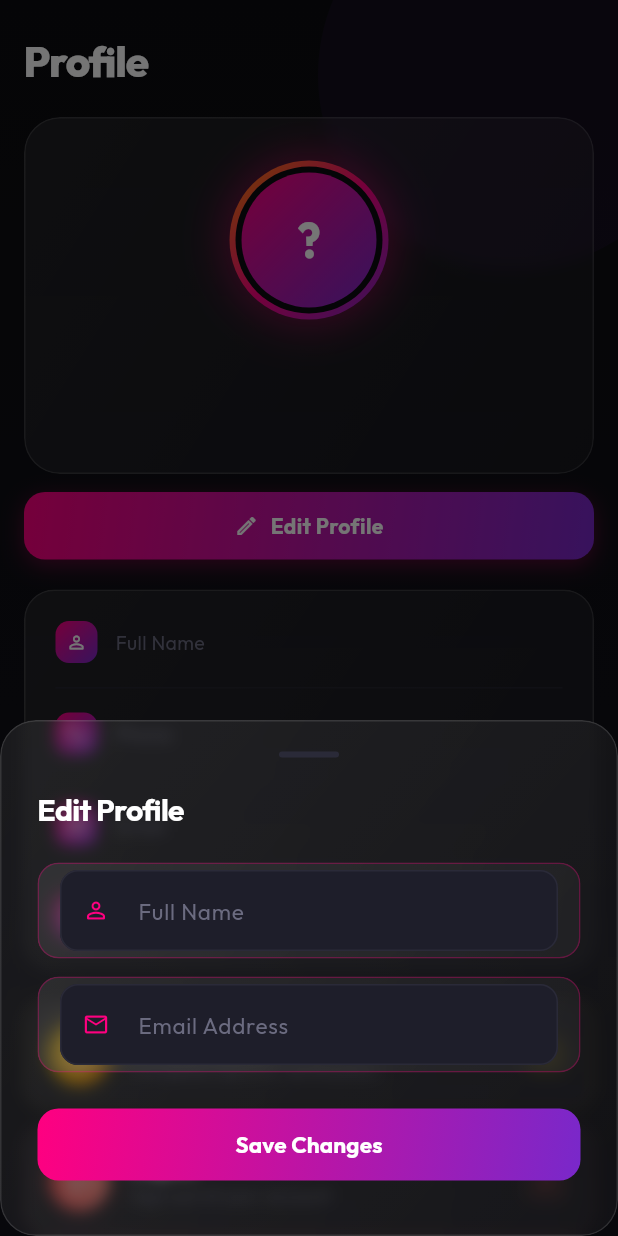
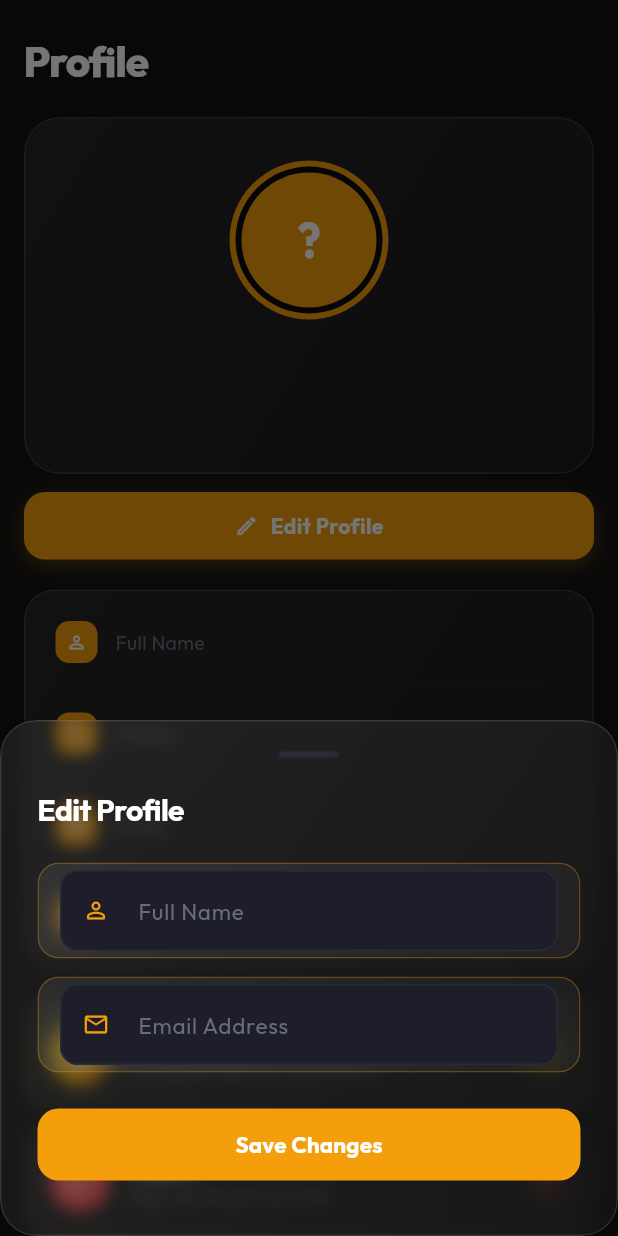
Before and after one commit to Hye-Aashish/event, a Flutter app: the ProfileScreen screen opened by its route, after a tap on "Edit Profile", on a phone screen of 412 x 824 dp. Run offline on Flutter 3.47's test engine with Material 3 defaults, Android fonts, the light colour scheme and no system bars; our stand-ins replace dio, flutter_secure_storage, google_fonts, image_picker, package_info_plus, qr_flutter and 3 more; missing offline and left inert: google_mlkit_face_detection, mobile_scanner, razorpay_flutter; accounts and stored records are empty.

```diff
--- a/mobile/lib/screens/events_screen.dart
+++ b/mobile/lib/screens/events_screen.dart
@@ -494,8 +494,9 @@ class _EventCard extends StatelessWidget {
                   right: 12,
                   child: StatusBadge(
                     label: event.isActive ? 'Active' : 'Upcoming',
-                    color:
-                        event.isActive ? AppColors.success : AppColors.warning,
+                    color: event.isActive
+                        ? AppColors.background
+                        : AppColors.warning,
                     animate: event.isActive,
                   ),
                 ),
--- a/mobile/lib/screens/login_screen.dart
+++ b/mobile/lib/screens/login_screen.dart
@@ -124,31 +124,31 @@ class _LoginScreenState extends State<LoginScreen>
         decoration: const BoxDecoration(gradient: AppColors.gradientBackground),
         child: Stack(
           children: [
-            // ── Animated Glow Blobs ──────────────────────────────────
-            AnimatedBuilder(
-              animation: _blob1Anim,
-              builder: (_, __) => Positioned(
-                top: _blob1Anim.value.dy,
-                left: _blob1Anim.value.dx,
-                child: _glowBlob(AppColors.primary, 300),
-              ),
-            ),
-            AnimatedBuilder(
-              animation: _blob2Anim,
-              builder: (_, __) => Positioned(
-                top: _blob2Anim.value.dy,
-                right: _blob2Anim.value.dx - 300,
-                child: _glowBlob(AppColors.secondary, 250),
-              ),
-            ),
-            AnimatedBuilder(
-              animation: _blob3Anim,
-              builder: (_, __) => Positioned(
-                bottom: _blob3Anim.value.dy,
-                left: _blob3Anim.value.dx,
-                child: _glowBlob(AppColors.accent, 200),
-              ),
-            ),
+            // // ── Animated Glow Blobs ──────────────────────────────────
+            // AnimatedBuilder(
+            //   animation: _blob1Anim,
+            //   builder: (_, __) => Positioned(
+            //     top: _blob1Anim.value.dy,
+            //     left: _blob1Anim.value.dx,
+            //     child: _glowBlob(AppColors.primary, 300),
+            //   ),
+            // ),
+            // AnimatedBuilder(
+            //   animation: _blob2Anim,
+            //   builder: (_, __) => Positioned(
+            //     top: _blob2Anim.value.dy,
+            //     right: _blob2Anim.value.dx - 300,
+            //     child: _glowBlob(AppColors.secondary, 250),
+            //   ),
+            // ),
+            // AnimatedBuilder(
+            //   animation: _blob3Anim,
+            //   builder: (_, __) => Positioned(
+            //     bottom: _blob3Anim.value.dy,
+            //     left: _blob3Anim.value.dx,
+            //     child: _glowBlob(AppColors.accent, 200),
+            //   ),
+            // ),
 
             SafeArea(
               child: SingleChildScrollView(
@@ -170,16 +170,9 @@ class _LoginScreenState extends State<LoginScreen>
                         Container(
                           width: 80,
                           height: 80,
-                          decoration: BoxDecoration(
+                          decoration: const BoxDecoration(
                             shape: BoxShape.circle,
                             gradient: AppColors.gradientNavratri,
-                            boxShadow: [
-                              BoxShadow(
-                                color: AppColors.primary.withOpacity(0.5),
-                                blurRadius: 30,
-                                spreadRadius: 4,
-                              ),
-                            ],
                           ),
                           child: const Center(
                             child: Text('🪔', style: TextStyle(fontSize: 38)),
@@ -215,16 +208,6 @@ class _LoginScreenState extends State<LoginScreen>
                           duration: const Duration(milliseconds: 220),
                           decoration: BoxDecoration(
                             borderRadius: BorderRadius.circular(16),
-                            boxShadow: _isFocused
-                                ? [
-                                    BoxShadow(
-                                      color:
-                                          AppColors.primary.withOpacity(0.25),
-                                      blurRadius: 20,
-                                      spreadRadius: 0,
-                                    ),
-                                  ]
-                                : [],
                           ),
                           child: GlassCard(
                             padding: const EdgeInsets.symmetric(
@@ -306,7 +289,7 @@ class _LoginScreenState extends State<LoginScreen>
                           icon: Icons.arrow_forward_rounded,
                           isLoading: auth.isLoading,
                           onPressed: auth.isLoading ? null : _sendOtp,
-                          gradient: AppColors.gradientNavratri,
+                          gradient: AppColors.gradientPrimary,
                         ),
 
                         const SizedBox(height: 20),
--- a/mobile/lib/screens/profile_screen.dart
+++ b/mobile/lib/screens/profile_screen.dart
@@ -134,19 +134,19 @@ class _ProfileScreenState extends State<ProfileScreen> {
         decoration: const BoxDecoration(gradient: AppColors.gradientBackground),
         child: Stack(
           children: [
-            // Glow blobs
-            Positioned(
-              top: -80,
-              right: -60,
-              child: Container(
-                width: 260,
-                height: 260,
-                decoration: BoxDecoration(
-                  shape: BoxShape.circle,
-                  color: AppColors.secondary.withOpacity(0.07),
-                ),
-              ),
-            ),
+            // // Glow blobs
+            // Positioned(
+            //   top: -80,
+            //   right: -60,
+            //   child: Container(
+            //     width: 260,
+            //     height: 260,
+            //     decoration: BoxDecoration(
+            //       shape: BoxShape.circle,
+            //       color: AppColors.secondary.withOpacity(0.07),
+            //     ),
+            //   ),
+            // ),
             SafeArea(
               bottom: false,
               child: RefreshIndicator(
@@ -312,7 +312,7 @@ class _ProfileScreenState extends State<ProfileScreen> {
                                     color: AppColors.error,
                                     gradient: const LinearGradient(colors: [
                                       AppColors.error,
-                                      Color(0xFFFF8A80)
+                                      AppColors.error,
                                     ]),
                                     onTap: () => _confirmLogout(context, auth),
                                   ),
@@ -325,9 +325,10 @@ class _ProfileScreenState extends State<ProfileScreen> {
                                     color: AppColors.error,
                                     gradient: const LinearGradient(colors: [
                                       AppColors.error,
-                                      Color(0xFFEF5350)
+                                      AppColors.error,
                                     ]),
-                                    onTap: () => _confirmDeleteAccount(context, auth),
+                                    onTap: () =>
+                                        _confirmDeleteAccount(context, auth),
                                   ),
                                 ],
                               ),
@@ -478,8 +479,10 @@ class _ProfileScreenState extends State<ProfileScreen> {
           ),
           Container(
             decoration: BoxDecoration(
-              gradient: const LinearGradient(
-                  colors: [AppColors.error, Color(0xFFFF8A80)]),
+              gradient: const LinearGradient(colors: [
+                AppColors.error,
+                AppColors.error,
+              ]),
               borderRadius: BorderRadius.circular(10),
             ),
             child: TextButton(
@@ -558,7 +561,8 @@ class _ProfileScreenState extends State<ProfileScreen> {
                   } else {
                     ScaffoldMessenger.of(context).showSnackBar(
                       SnackBar(
-                        content: Text(res['message'] ?? 'Failed to delete account'),
+                        content:
+                            Text(res['message'] ?? 'Failed to delete account'),
                         backgroundColor: AppColors.error,
                       ),
                     );
@@ -603,15 +607,9 @@ class _AvatarCard extends StatelessWidget {
               Container(
                 width: 106,
                 height: 106,
-                decoration: BoxDecoration(
+                decoration: const BoxDecoration(
                   shape: BoxShape.circle,
                   gradient: AppColors.gradientNavratri,
-                  boxShadow: [
-                    BoxShadow(
-                        color: AppColors.primary.withOpacity(0.4),
-                        blurRadius: 24,
-                        spreadRadius: 4),
-                  ],
                 ),
               ),
               Container(
--- a/mobile/lib/theme/app_theme.dart
+++ b/mobile/lib/theme/app_theme.dart
@@ -3,13 +3,13 @@ import 'package:google_fonts/google_fonts.dart';
 
 class AppColors {
   static const background = Color(0xFF0B0B0F);
-  static const surface = Color(0xFF16161E);
+  static const surface = Color(0xFF1E1E1E);
   static const surfaceLight = Color(0xFF1E1E2A);
   static const surfaceVariant = Color(0xFF1A1A28);
-  static const primary = Color(0xFFFF0080); // Neon Pink
-  static const secondary = Color(0xFF7928CA); // Neon Purple
-  static const accent = Color(0xFFFF6B35); // Neon Orange
-  static const gold = Color(0xFFFFD700); // Gold (Navratri)
+  static const primary = Color(0xFFF59E0B);
+  static const secondary = Color(0xFFF59E0B);
+  static const accent = Color(0xFFFF6B35);
+  static const gold = Color(0xFFFFD700);
   static const success = Color(0xFF00E676);
   static const warning = Color(0xFFFFAB40);
   static const error = Color(0xFFFF5252);
@@ -26,7 +26,7 @@ class AppColors {
   );
 
   static const gradientNavratri = LinearGradient(
-    colors: [Color(0xFFFF8C00), Color(0xFFFF0080), Color(0xFF7928CA)],
+    colors: [Color(0xFFF59E0B), Color(0xFFF59E0B), Color(0xFFF59E0B)],
     begin: Alignment.topLeft,
     end: Alignment.bottomRight,
   );
@@ -38,7 +38,7 @@ class AppColors {
   );
 
   static const gradientBackground = LinearGradient(
-    colors: [Color(0xFF0B0B0F), Color(0xFF12121A)],
+    colors: [Color(0xFF121212), Color(0xFF121212)],
     begin: Alignment.topCenter,
     end: Alignment.bottomCenter,
   );
@@ -99,10 +99,10 @@ class AppTheme {
               color: AppColors.textPrimary,
               fontWeight: FontWeight.w600,
               fontSize: 16),
-          bodyLarge:
-              TextStyle(color: AppColors.textSecondary, fontSize: 16, height: 1.5),
-          bodyMedium:
-              TextStyle(color: AppColors.textSecondary, fontSize: 14, height: 1.5),
+          bodyLarge: TextStyle(
+              color: AppColors.textSecondary, fontSize: 16, height: 1.5),
+          bodyMedium: TextStyle(
+              color: AppColors.textSecondary, fontSize: 14, height: 1.5),
           bodySmall: TextStyle(color: AppColors.textMuted, fontSize: 12),
           labelLarge: TextStyle(
               color: AppColors.textPrimary,
@@ -155,8 +155,7 @@ class AppTheme {
           padding: const EdgeInsets.symmetric(vertical: 16, horizontal: 24),
           shape:
               RoundedRectangleBorder(borderRadius: BorderRadius.circular(12)),
-          textStyle:
-              const TextStyle(fontSize: 16, fontWeight: FontWeight.w600),
+          textStyle: const TextStyle(fontSize: 16, fontWeight: FontWeight.w600),
         ),
       ),
       bottomNavigationBarTheme: const BottomNavigationBarThemeData(
--- a/mobile/lib/widgets/app_constant.dart
+++ b/mobile/lib/widgets/app_constant.dart
@@ -4,7 +4,7 @@ class AppConstant {
   // start backend
   // npm run start:dev
 
-  // admin passs
+  // admin passs 9999999999 123456
   // backend/seed.js
   // after chnaging pass run on terminal : node seed.js
 
```
Also changed, not shown: mobile/lib/screens/home_screen.dart (+32 -86 lines), mobile/lib/screens/otp_screen.dart (+22 -23 lines), mobile/lib/screens/register_screen.dart (+16 -22 lines), mobile/lib/screens/splash_screen.dart (+25 -37 lines), mobile/lib/screens/ticket_detail_screen.dart (+3 -10 lines), mobile/lib/screens/verification_screen.dart (+14 -14 lines), mobile/lib/widgets/booking_sheet.dart (+2 -11 lines), mobile/lib/widgets/gradient_button.dart (+0 -10 lines), mobile/lib/widgets/status_badge.dart (+6 -6 lines), 5 other files.
